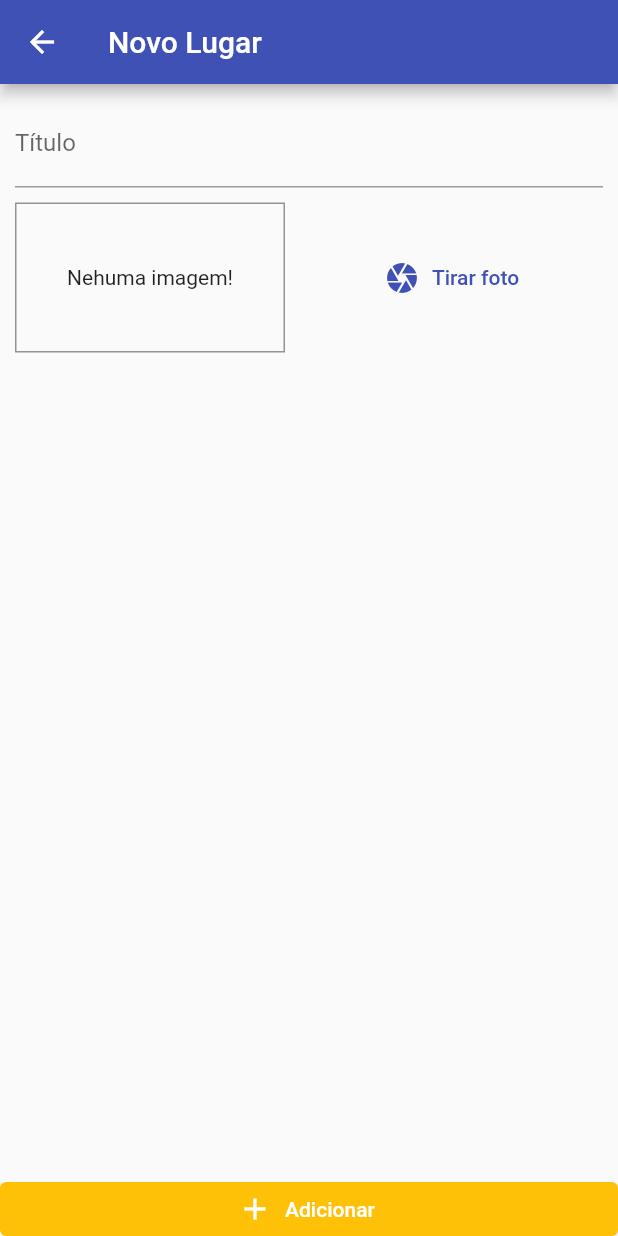
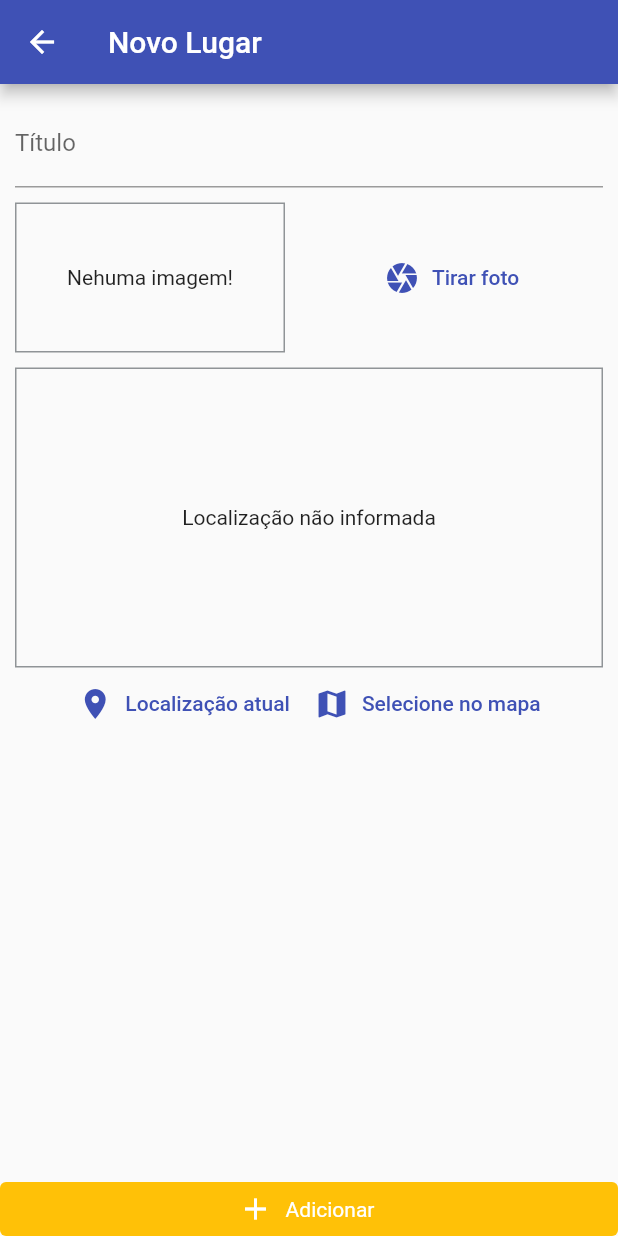
Before and after one commit to DenersonHenrique/great_places, a Flutter app: the PlaceFormPage screen opened by its route, on a phone screen of 412 x 824 dp. Run offline on Flutter 3.47's test engine with Material 2 defaults, Android fonts, the phone set to English and light mode, and no system bars; our stand-ins replace google_maps_flutter, image_picker, location, sqflite; accounts and stored records are empty.

```diff
--- a/lib/app/models/place_model.dart
+++ b/lib/app/models/place_model.dart
@@ -1,11 +1,11 @@
 import 'dart:io';
 
 class PlaceLocationModel {
-  final int latitude;
-  final int longitude;
+  final double latitude;
+  final double longitude;
   final String? address;
 
-  PlaceLocationModel({
+  const PlaceLocationModel({
     required this.latitude,
     required this.longitude,
     this.address,
--- a/lib/app/pages/place_form_page.dart
+++ b/lib/app/pages/place_form_page.dart
@@ -2,6 +2,7 @@ import 'dart:io';
 import 'package:flutter/material.dart';
 import 'package:provider/provider.dart';
 import 'package:great_places/app/widgets/image_input.dart';
+import 'package:great_places/app/widgets/location_input.dart';
 import 'package:great_places/app/providers/great_places_provider.dart';
 
 class PlaceFormPage extends StatefulWidget {
@@ -53,6 +54,8 @@ class _PlaceFormPageState extends State<PlaceFormPage> {
                     ),
                     const SizedBox(height: 10.0),
                     ImageInputWidget(_selectImage),
+                    const SizedBox(height: 10.0),
+                    const LocationInputWidget(),
                   ],
                 ),
               ),
@@ -63,6 +66,9 @@ class _PlaceFormPageState extends State<PlaceFormPage> {
             icon: const Icon(Icons.add),
             label: const Text('Adicionar'),
             style: ElevatedButton.styleFrom(
+              textStyle: TextStyle(
+                color: Theme.of(context).colorScheme.primary,
+              ),
               elevation: 0,
               tapTargetSize: MaterialTapTargetSize.shrinkWrap,
               primary: Theme.of(context).colorScheme.secondary,
--- /dev/null
+++ b/lib/app/utils/app_key_util.dart
@@ -0,0 +1,3 @@
+class AppKey {
+  static const MAP_API_KEY = 'YOUR_KEY_HERE';
+}
--- /dev/null
+++ b/lib/app/utils/location_util.dart
@@ -0,0 +1,10 @@
+import 'app_key_util.dart';
+
+class LocationUtil {
+  static String generateLocationPreviewImage({
+    required double? latitude,
+    required double? longitude,
+  }) {
+    return 'https://maps.googleapis.com/maps/api/staticmap?center=$latitude,$longitude&zoom=15&size=600x400&maptype=roadmap&markers=color:red%7Clabel:A%7C$latitude,$longitude&key=${AppKey.MAP_API_KEY}';
+  }
+}
--- /dev/null
+++ b/lib/app/widgets/location_input.dart
@@ -0,0 +1,81 @@
+import 'package:flutter/material.dart';
+import 'package:google_maps_flutter/google_maps_flutter.dart';
+import 'package:location/location.dart';
+import 'package:great_places/app/pages/map_page.dart';
+import 'package:great_places/app/utils/location_util.dart';
+
+class LocationInputWidget extends StatefulWidget {
+  const LocationInputWidget({Key? key}) : super(key: key);
+
+  @override
+  _LocationInputWidgetState createState() => _LocationInputWidgetState();
+}
+
+class _LocationInputWidgetState extends State<LocationInputWidget> {
+  String? _previewImageUrl;
+
+  Future<void> _getCurrentUserLocation() async {
+    final locationData = await Location().getLocation();
+    final staticMapImageUrl = LocationUtil.generateLocationPreviewImage(
+      latitude: locationData.latitude,
+      longitude: locationData.longitude,
+    );
+
+    setState(() {
+      _previewImageUrl = staticMapImageUrl;
+    });
+  }
+
+  Future<void> _selectOnMap() async {
+    final LatLng? selectedPosition = await Navigator.of(context).push(
+      MaterialPageRoute(
+        builder: (ctx) => const MapPage(),
+      ),
+    );
+
+    if (selectedPosition == null) return;
+
+    print(selectedPosition);
+  }
+
+  @override
+  Widget build(BuildContext context) {
+    return Column(
+      children: <Widget>[
+        Container(
+          height: 200,
+          width: double.infinity,
+          alignment: Alignment.center,
+          decoration: BoxDecoration(
+            border: Border.all(
+              width: 1,
+              color: const Color(0xFF909497),
+            ),
+          ),
+          child: _previewImageUrl == null
+              ? const Text('Localização não informada')
+              : Image.network(
+                  _previewImageUrl!,
+                  fit: BoxFit.cover,
+                  width: double.infinity,
+                ),
+        ),
+        Row(
+          mainAxisAlignment: MainAxisAlignment.center,
+          children: <Widget>[
+            TextButton.icon(
+              onPressed: _getCurrentUserLocation,
+              icon: const Icon(Icons.location_on),
+              label: const Text('Localização atual'),
+            ),
+            TextButton.icon(
+              onPressed: _selectOnMap,
+              icon: const Icon(Icons.map),
+              label: const Text('Selecione no mapa'),
+            ),
+          ],
+        ),
+      ],
+    );
+  }
+}
--- a/pubspec.yaml
+++ b/pubspec.yaml
@@ -29,7 +29,9 @@ environment:
 dependencies:
   flutter:
     sdk: flutter
+  google_maps_flutter: ^2.1.1
   image_picker: ^0.8.4+4
+  location: ^4.3.0
   path: ^1.8.0
   path_provider: ^2.0.7
   provider: ^6.0.1
```
Also changed, not shown: lib/app/pages/map_page.dart (added, +68 -0 lines), pubspec.lock, 2 other files.
